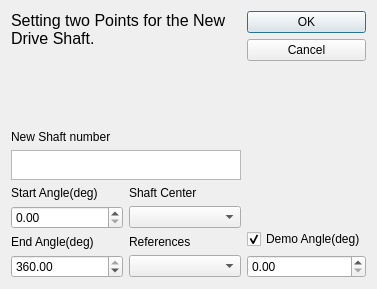
Above: core/simulate/set_drive_shaft.ui from KmolYuan/Pyslvs-UI before the change. Below: the same form after it.
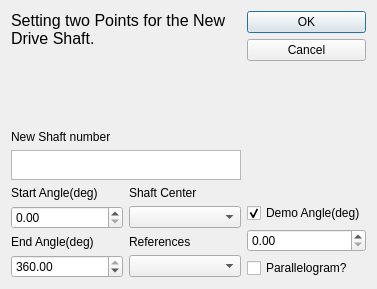
That is the form after the change. Icons and pictures are not drawn.

```diff
--- a/core/simulate/set_drive_shaft.ui
+++ b/core/simulate/set_drive_shaft.ui
@@ -236,6 +236,13 @@
        </property>
       </widget>
      </item>
+     <item>
+      <widget class="QCheckBox" name="isParallelogram">
+       <property name="text">
+        <string>Parallelogram?</string>
+       </property>
+      </widget>
+     </item>
     </layout>
    </item>
   </layout>
```
